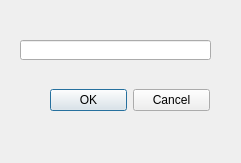
This is PBX/authorization.ui in barinova/PBX as Qt 5 draws it before an edit. The edited form follows.
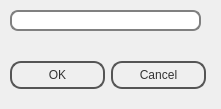
This is the edited form.

```diff
--- a/PBX/authorization.ui
+++ b/PBX/authorization.ui
@@ -6,20 +6,88 @@
    <rect>
     <x>0</x>
     <y>0</y>
-    <width>241</width>
-    <height>163</height>
+    <width>221</width>
+    <height>109</height>
    </rect>
   </property>
   <property name="windowTitle">
    <string>Authorization</string>
   </property>
+  <property name="styleSheet">
+   <string notr="true">#Authorization {
+background: qradialgradient(cx: 0.3, cy: -0.4,
+fx: 0.3, fy: -0.4,
+radius: 1.35, stop: 0 #fff, stop: 1 #888);
+}
+
+#frame {
+border: none;
+background: qlineargradient(x1: 0, y1: 0, x2: 0, y2: 1,
+stop: 0 #a6a6a6, stop: 0.08 #7f7f7f,
+stop: 0.39999 #717171, stop: 0.4 #626262,
+stop: 0.9 #4c4c4c, stop: 1 #333333);
+}
+#frame QPushButton {
+color: #333;
+border: 2px solid #555;
+border-radius: 11px;
+padding: 5px;
+background: qradialgradient(cx: 0.3, cy: -0.4,
+fx: 0.3, fy: -0.4,
+radius: 1.35, stop: 0 #fff, stop: 1 #888);
+min-width: 80px;
+}
+
+#frame QPushButton:hover {
+background: qradialgradient(cx: 0.3, cy: -0.4,
+fx: 0.3, fy: -0.4,
+radius: 1.35, stop: 0 #fff, stop: 1 #bbb);
+}
+
+#frame QPushButton:pressed {
+background: qradialgradient(cx: 0.4, cy: -0.1,
+fx: 0.4, fy: -0.1,
+radius: 1.35, stop: 0 #fff, stop: 1 #ddd);
+}
+#frame QLineEdit {
+padding: 1px;
+border-style: solid;
+border: 2px solid gray;
+border-radius: 8px;
+}</string>
+  </property>
+  <widget class="QFrame" name="frame">
+   <property name="geometry">
+    <rect>
+     <x>0</x>
+     <y>0</y>
+     <width>221</width>
+     <height>111</height>
+    </rect>
+   </property>
+   <property name="frameShape">
+    <enum>QFrame::StyledPanel</enum>
+   </property>
+   <property name="frameShadow">
+    <enum>QFrame::Raised</enum>
+   </property>
+   <widget class="QLineEdit" name="lineNumber">
+    <property name="geometry">
+     <rect>
+      <x>10</x>
+      <y>10</y>
+      <width>191</width>
+      <height>21</height>
+     </rect>
+    </property>
+   </widget>
   <widget class="QWidget" name="horizontalLayoutWidget">
    <property name="geometry">
     <rect>
-     <x>50</x>
-     <y>60</y>
-     <width>160</width>
-     <height>80</height>
+      <x>10</x>
+      <y>50</y>
+      <width>196</width>
+      <height>51</height>
     </rect>
    </property>
    <layout class="QHBoxLayout" name="horizontalLayout">
@@ -39,15 +107,6 @@
     </item>
    </layout>
   </widget>
-  <widget class="QLineEdit" name="lineNumber">
-   <property name="geometry">
-    <rect>
-     <x>20</x>
-     <y>40</y>
-     <width>191</width>
-     <height>20</height>
-    </rect>
-   </property>
   </widget>
  </widget>
  <resources/>
```
Lines whose indentation alone changed are shown as unchanged.
